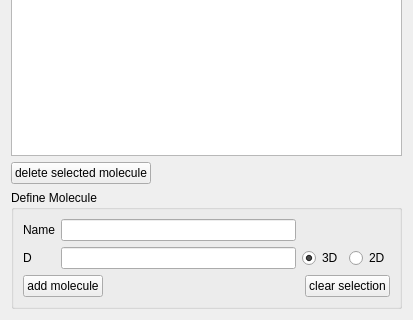
Old version of the form ui/molWidget.ui in the repository haskelladdict/mcellGUI; both pictures show x 0 to 413 and y 231 to 551 of the 413 by 551 pixel window.
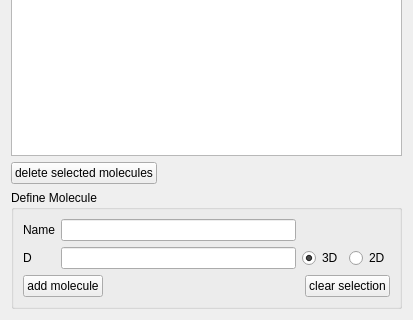
New version of the form.

Commit message: Added ability to save molecule info as mdl file.

The edit to the form file:
```diff
--- a/ui/molWidget.ui
+++ b/ui/molWidget.ui
@@ -29,7 +29,7 @@
      <item>
       <widget class="QPushButton" name="deleteMolButton">
        <property name="text">
-        <string>delete selected molecule</string>
+        <string>delete selected molecules</string>
        </property>
       </widget>
      </item>
```
Left out of the diff: 35 changed lines with no effect on the pictures. The commit also changes 8 other files.
